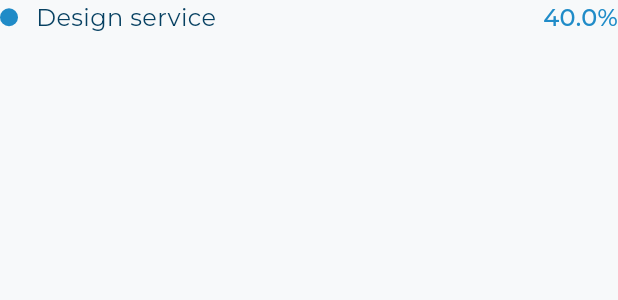
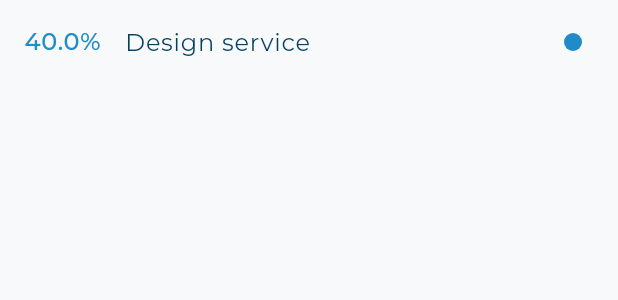
Before and after one commit to Nidhal-Khazene/Invoicing-Dashboard, a Flutter app: the IncomeDetailsItem widget shown alone on an empty page, opened directly with sample values from the repository, on a phone screen of 412 x 824 dp. Shown: the top 300 px of the screen. Run offline on Flutter 3.47's test engine with Material 3 defaults, Android fonts, the light colour scheme and no system bars; our stand-ins replace expandable_page_view, fl_chart, flutter_svg.

Commit message:
refactor icome details item

```diff
--- a/lib/widgets/income_details_item.dart
+++ b/lib/widgets/income_details_item.dart
@@ -5,12 +5,13 @@ import 'package:invoicing_dashboard/widgets/income_details_item_model.dart';
 
 class IncomeDetailsItem extends StatelessWidget {
   const IncomeDetailsItem({super.key, required this.itemModel});
+
   final IncomeDetailsItemModel itemModel;
+
   @override
   Widget build(BuildContext context) {
-    return Row(
-      children: [
-        Container(
+    return ListTile(
+      trailing: Container(
         width: 12,
         height: 12,
         decoration: ShapeDecoration(
@@ -18,17 +19,14 @@ class IncomeDetailsItem extends StatelessWidget {
           color: itemModel.color,
         ),
       ),
-        const SizedBox(width: 12),
-        Text(
+      title: Text(
         itemModel.text,
         style: AppStyles.regular16.copyWith(color: kSecondaryColor),
       ),
-        const Expanded(child: SizedBox()),
-        Text(
+      leading: Text(
         "${itemModel.value}%",
         style: AppStyles.medium16.copyWith(color: const Color(0xff208CC8)),
       ),
-      ],
     );
   }
 }
```
Lines whose indentation alone changed are shown as unchanged.
